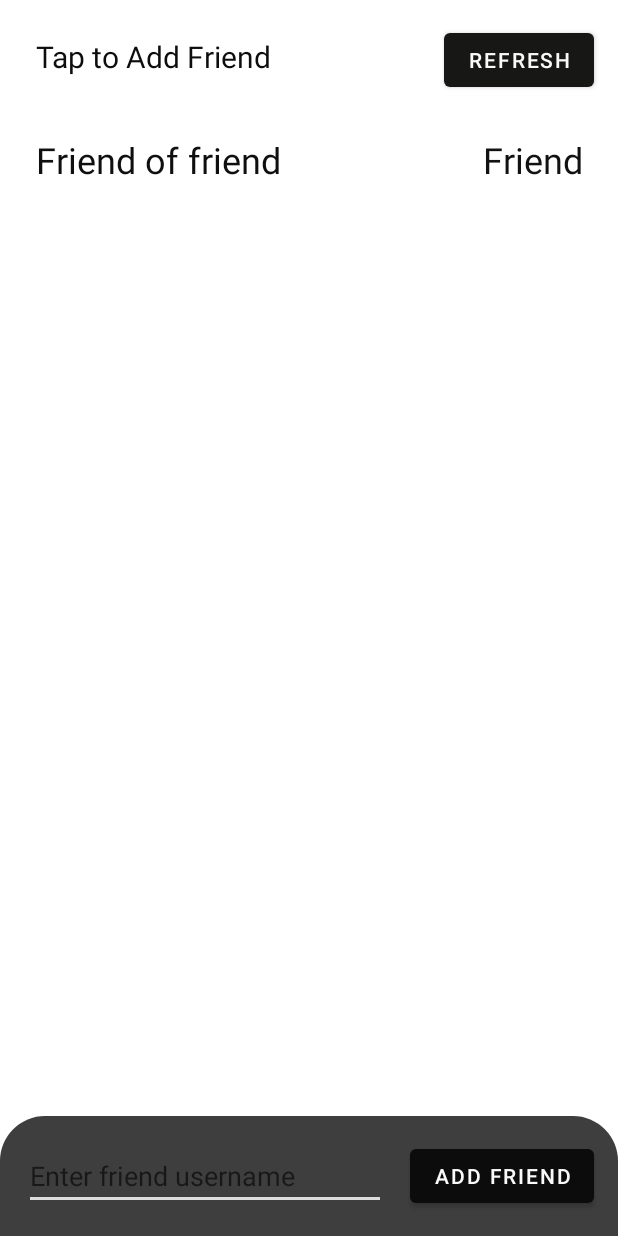
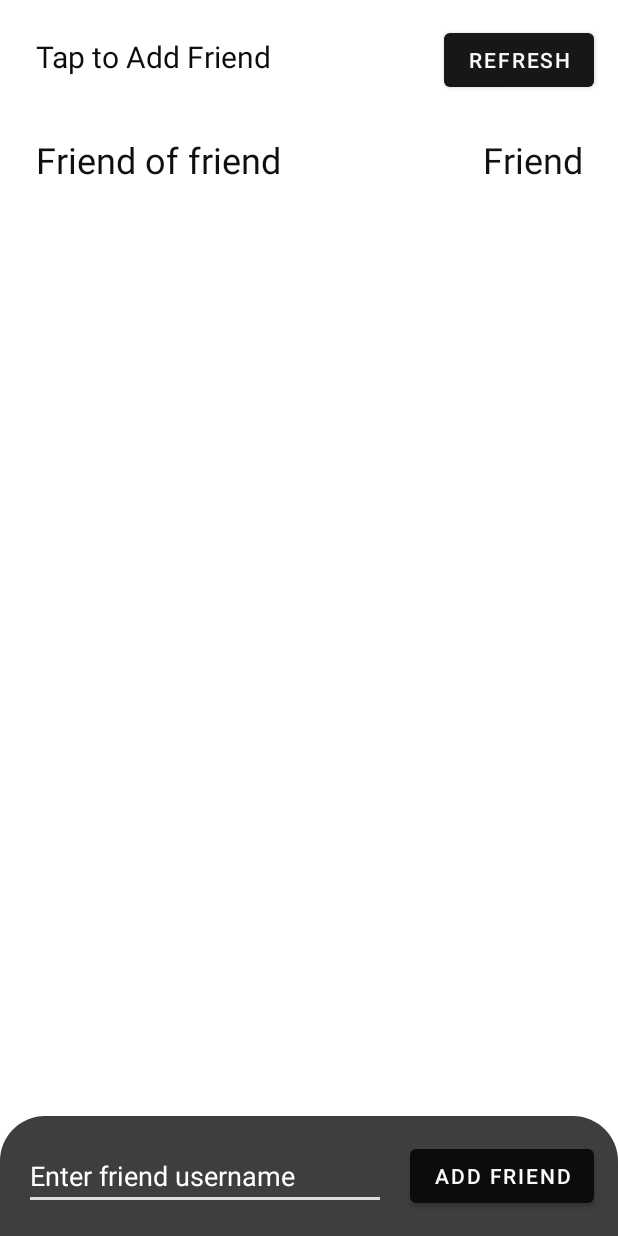
Before and after one commit to jx-gao/Woofer, an Android app: the AddFriend screen opened directly, with no data from a screen before it, on a phone screen of 412 x 824 dp. Run offline under Robolectric (Android 15) with nearby library versions, the light colour scheme and no system bars; Roboto replaces fonts that are not available here; 1 statement that could not run was skipped.

Commit message:
Update activity_add_friend.xml

```diff
--- a/app/src/main/res/layout/activity_add_friend.xml
+++ b/app/src/main/res/layout/activity_add_friend.xml
@@ -20,6 +20,7 @@
         android:text="Tap to Add Friend"
         android:textColor="#0E0D0D"
         android:textSize="20dp"
+
         app:layout_constraintStart_toStartOf="parent"
         app:layout_constraintTop_toTopOf="parent" />
 
@@ -134,6 +135,8 @@
             android:layout_marginRight="16dp"
             android:autoText="true"
             android:hint="Enter friend username"
+
+            android:textColorHint="?colorOnSecondary"
             app:layout_constraintBottom_toBottomOf="parent"
             app:layout_constraintEnd_toStartOf="@+id/buttonAddFriend"
             app:layout_constraintStart_toStartOf="parent"
```
